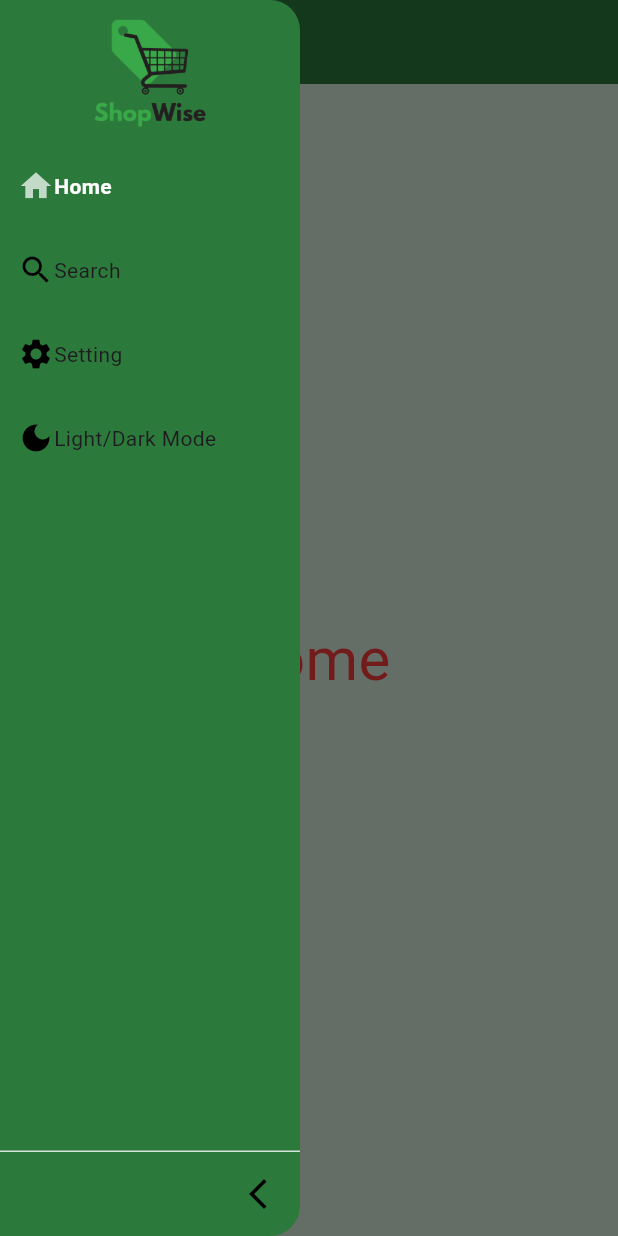
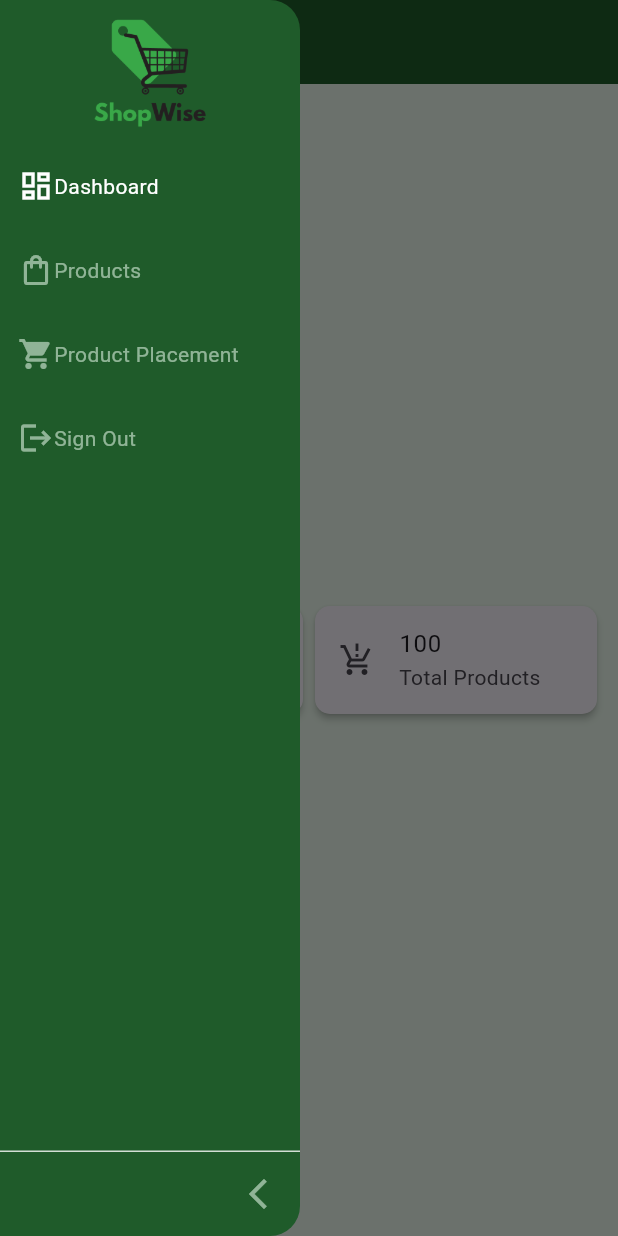
Before and after one commit to cepdnaclk/e19-3yp-smart-supermarket-navigation-system, a Flutter app: the screen it shows after launch, with the side drawer open, on a phone screen of 412 x 824 dp. Run offline on Flutter 3.47's test engine with Material 3 defaults, Android fonts, the phone set to English and light mode, and no system bars; drawn by our look-alikes of sidebarx; our stand-ins replace firebase_core; missing offline and left inert: flutter_barcode_scanner; accounts and stored records are empty.

Commit message:
auto navigate

```diff
--- a/shopwise/lib/pages/register.dart
+++ b/shopwise/lib/pages/register.dart
@@ -41,7 +41,7 @@ class RegisterScreen extends StatelessWidget {
               CustomButton(
                 textColor: Colors.black,
                 buttonColor: AppColors.secondaryColor,
-                icon: Icons.g_mobiledata,
+                iconImage: Image.asset('assets/images/google_logo.png'),
                 text: "Sign Up with Google",
                 onPressed: () {},
               ),
--- a/shopwise/pubspec.yaml
+++ b/shopwise/pubspec.yaml
@@ -60,10 +60,7 @@ flutter:
 
   # To add assets to your application, add an assets section, like this:
   assets:
-    - assets/images/shopwise_logo.png
-    - assets/images/secondary.png
-    - assets/images/coke.jpg
-  #   - images/a_dot_ham.jpeg
+    - assets/images/
 
   # An image asset can refer to one or more resolution-specific "variants", see
   # https://flutter.dev/assets-and-images/#resolution-aware
--- /dev/null
+++ b/shopwise_web/lib/pages/dashboard.dart
@@ -0,0 +1,44 @@
+import 'package:flutter/material.dart';
+import 'package:shopwise_web/widgets/custom_card.dart';
+
+class Dashboard extends StatefulWidget {
+  const Dashboard({super.key});
+
+  @override
+  State<Dashboard> createState() => _DashboardState();
+}
+
+class _DashboardState extends State<Dashboard> {
+  @override
+  Widget build(BuildContext context) {
+    return const Padding(
+      padding: EdgeInsets.all(10.0),
+      child: Column(
+        children: [
+          Expanded(
+            // Wrap Row with Expanded
+            child: Row(
+              children: [
+                Expanded(
+                  // Wrap each CustomCard with Expanded
+                  child: CustomCard(
+                    title: "8000",
+                    subtitle: "Total Sales",
+                    icon: Icons.shopping_bag,
+                  ),
+                ),
+                Expanded(
+                  child: CustomCard(
+                    title: "100",
+                    subtitle: "Total Products",
+                    icon: Icons.production_quantity_limits,
+                  ),
+                ),
+              ],
+            ),
+          ),
+        ],
+      ),
+    );
+  }
+}
--- /dev/null
+++ b/shopwise_web/lib/pages/product_placement.dart
@@ -0,0 +1,17 @@
+import 'package:flutter/material.dart';
+
+class Placement extends StatefulWidget {
+  const Placement({super.key});
+
+  @override
+  State<Placement> createState() => _PlacementState();
+}
+
+class _PlacementState extends State<Placement> {
+  @override
+  Widget build(BuildContext context) {
+    return Container(
+      child: Text("Products Placement"),
+    );
+  }
+}
--- a/shopwise_web/lib/side_navbar.dart
+++ b/shopwise_web/lib/side_navbar.dart
@@ -1,8 +1,11 @@
 import 'package:flutter/material.dart';
+import 'package:shopwise_web/pages/dashboard.dart';
+import 'package:shopwise_web/pages/product_placement.dart';
+import 'package:shopwise_web/pages/product_types/products_home.dart';
 import 'package:sidebarx/sidebarx.dart';
 
 class SideNavBar extends StatefulWidget {
-  const SideNavBar({Key? key}):super(key: key);
+  const SideNavBar({Key? key}) : super(key: key);
 
   @override
   State<SideNavBar> createState() => _SideNavBarState();
@@ -15,103 +18,115 @@ class _SideNavBarState extends State<SideNavBar> {
   @override
   Widget build(BuildContext context) {
     return SafeArea(
-      child: Builder(
-        builder: (context) {
+      child: Builder(builder: (context) {
         final isSmallScreen = MediaQuery.of(context).size.width < 1200;
         return Scaffold(
+            backgroundColor: primaryColor,
             key: _key,
-            appBar: isSmallScreen ? AppBar(
+            appBar: isSmallScreen
+                ? AppBar(
                     backgroundColor: canvasColor,
-              title: const Text('Shop Wise',style: TextStyle(color: scaffoldBackgroundColor,fontSize: 20),),
+                    title: const Text(
+                      'Shop Wise',
+                      style: TextStyle(
+                          color: scaffoldBackgroundColor, fontSize: 20),
+                    ),
                     leading: IconButton(
-                onPressed: (){
+                      onPressed: () {
                         _key.currentState?.openDrawer();
                       },
-                icon: const Icon(Icons.menu,color: scaffoldBackgroundColor,),
+                      icon: const Icon(
+                        Icons.menu,
+                        color: scaffoldBackgroundColor,
                       ),
-            ): null,
-            drawer: SideBarXExample(controller: _controller,),
+                    ),
+                  )
+                : null,
+            drawer: SideBarXExample(
+              controller: _controller,
+            ),
             body: Row(
               children: [
-                if(!isSmallScreen) SideBarXExample(controller: _controller),
-                Expanded(child: Center(child: AnimatedBuilder(
+                if (!isSmallScreen) SideBarXExample(controller: _controller),
+                Expanded(
+                    child: Center(
+                  child: AnimatedBuilder(
                     animation: _controller,
-                  builder: (context,child){
-                    switch(_controller.selectedIndex){
-                      case 0: _key.currentState?.closeDrawer();
+                    builder: (context, child) {
+                      switch (_controller.selectedIndex) {
+                        case 0:
+                          _key.currentState?.closeDrawer();
+                          return Dashboard();
+                        case 1:
+                          _key.currentState?.closeDrawer();
+                          return ProductsHome();
+                        case 2:
+                          _key.currentState?.closeDrawer();
+                          return Placement();
+                        case 3:
+                          _key.currentState?.closeDrawer();
                           return const Center(
-                        child: Text('Home',style: TextStyle(color: Color.fromARGB(255, 247, 59, 59),fontSize: 40),),
-                      );
-                      case 1: _key.currentState?.closeDrawer();
-                      return const Center(
-                        child: Text('Search',style: TextStyle(color: Colors.white,fontSize: 40),),
-                      );
-                      case 2: _key.currentState?.closeDrawer();
-                      return const Center(
-                        child: Text('Settings',style: TextStyle(color: Colors.white,fontSize: 40),),
-                      );
-                      case 3: _key.currentState?.closeDrawer();
-                      return const Center(
-                        child: Text('Theme',style: TextStyle(color: Colors.white,fontSize: 40),),
+                            child: Text(
+                              'Theme',
+                              style:
+                                  TextStyle(color: Colors.white, fontSize: 40),
+                            ),
                           );
                         default:
-                        return const Center(
-                          child: Text('Home',style: TextStyle(color: Colors.white,fontSize: 40),),
-                        );
+                          return Dashboard();
                       }
                     },
-                ),))
+                  ),
+                ))
               ],
-            )
-          );
-        }
-      ),
+            ));
+      }),
     );
   }
 }
 
 class SideBarXExample extends StatelessWidget {
-  const SideBarXExample({Key? key, required SidebarXController controller}) : _controller = controller,super(key: key);
+  const SideBarXExample({Key? key, required SidebarXController controller})
+      : _controller = controller,
+        super(key: key);
   final SidebarXController _controller;
   @override
   Widget build(BuildContext context) {
     return SidebarX(
       controller: _controller,
-      theme:  const SidebarXTheme(
-        decoration: BoxDecoration(
+      theme: SidebarXTheme(
+          decoration: const BoxDecoration(
             color: canvasColor,
-            borderRadius: BorderRadius.only(topRight: Radius.circular(20),bottomRight: Radius.circular(20))
+            borderRadius: BorderRadius.only(
+                topRight: Radius.circular(20),
+                bottomRight: Radius.circular(20)),
           ),
-        iconTheme: IconThemeData(
-          color: Color.fromARGB(255, 0, 0, 0),
-        ),
-        selectedTextStyle: TextStyle(color: Colors.white,fontWeight: FontWeight.bold),
-      ),
-      extendedTheme: const SidebarXTheme(
-          width: 200
-      ),
-
-      footerDivider: Divider(color:  Colors.white.withOpacity(0.8), height: 1),
-      headerBuilder: (context,extended){
-        return const  SizedBox(
+          iconTheme:
+              IconThemeData(color: scaffoldBackgroundColor.withOpacity(0.6)),
+          textStyle: TextStyle(color: scaffoldBackgroundColor.withOpacity(0.6)),
+          selectedIconTheme: const IconThemeData(color: Colors.white),
+          selectedTextStyle: const TextStyle(color: Colors.white)),
+      extendedTheme: const SidebarXTheme(width: 200),
+      footerDivider: Divider(color: Colors.white.withOpacity(0.8), height: 1),
+      headerBuilder: (context, extended) {
+        return const SizedBox(
           height: 100,
-          child: Image(
-          image: AssetImage("assets/images/shopwise_logo.png")),
+          child: Image(image: AssetImage("assets/images/shopwise_logo.png")),
         );
       },
-
       items: const [
-        SidebarXItem(icon: Icons.home, label: 'Home',),
-        SidebarXItem(icon: Icons.search, label: 'Search'),
-        SidebarXItem(icon: Icons.settings, label: 'Setting'),
-        SidebarXItem(icon: Icons.dark_mode, label: 'Light/Dark Mode'),
+        SidebarXItem(
+          icon: Icons.dashboard_outlined,
+          label: 'Dashboard',
+        ),
+        SidebarXItem(icon: Icons.shopping_bag_outlined, label: 'Products'),
+        SidebarXItem(icon: Icons.shopping_cart, label: 'Product Placement'),
+        SidebarXItem(icon: Icons.logout, label: 'Sign Out'),
       ],
     );
   }
 }
 
-
-const primaryColor = Color.fromARGB(255, 196, 218, 200);
-const canvasColor = Color.fromARGB(255, 44, 122, 59);
-// Color.fromARGB(255, 57, 124, 68);
+const primaryColor = Color.fromARGB(255, 233, 247, 235);
+const canvasColor = Color.fromARGB(255, 31, 91, 42);
 const scaffoldBackgroundColor = Color.fromARGB(255, 220, 240, 223);
--- /dev/null
+++ b/shopwise_web/lib/widgets/custom_card.dart
@@ -0,0 +1,28 @@
+import 'package:flutter/material.dart';
+
+class CustomCard extends StatelessWidget {
+  final String title;
+  final String subtitle;
+  final IconData icon;
+
+  const CustomCard({
+    required this.title,
+    required this.subtitle,
+    required this.icon,
+  });
+
+  @override
+  Widget build(BuildContext context) {
+    return Card(
+      elevation: 2,
+      shape: RoundedRectangleBorder(
+        borderRadius: BorderRadius.circular(10),
+      ),
+      child: ListTile(
+        leading: Icon(icon),
+        title: Text(title),
+        subtitle: Text(subtitle),
+      ),
+    );
+  }
+}
```
Also changed, not shown: shopwise/lib/main.dart (+8 -2 lines), shopwise/lib/pages/login_screen.dart (+15 -6 lines), shopwise/lib/pages/startup.dart (+19 -2 lines), shopwise/lib/widgets/customButton.dart (+11 -2 lines), shopwise/lib/widgets/product_item.dart (+2 -6 lines), shopwise_web/lib/pages/product_types/products_home.dart (added, +12 -0 lines), shopwise/assets/images/google_logo.png (added). Lines whose indentation alone changed are shown as unchanged.
